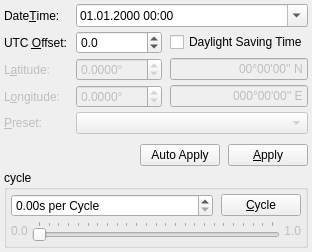
Above: apps/skybox/gui/datetimewidget.ui from cgcostume/osghimmel before the change. Below: the same form after it.
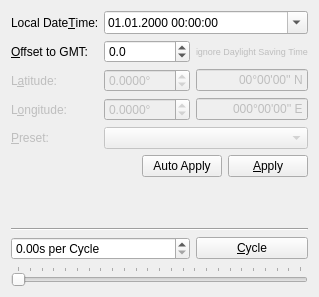
That is the form after the change.

Commit message: Minor GUI Fixes. - Default Layout Spacings and Margins for all GUI elements (except log). - Fix collapsibledockwidget behavior when detached and collapsed, and on geometry and state restore. - Add geometry and state restore for GUI. - Datetimewidget adapted to upcoming time offset fix. - Settings format changed to INI.

The edit to the form file:
```diff
--- a/apps/skybox/gui/datetimewidget.ui
+++ b/apps/skybox/gui/datetimewidget.ui
@@ -6,134 +6,27 @@
    <rect>
     <x>0</x>
     <y>0</y>
-    <width>280</width>
-    <height>242</height>
+    <width>300</width>
+    <height>297</height>
    </rect>
   </property>
   <property name="windowTitle">
    <string>DateTime and Location</string>
   </property>
   <layout class="QGridLayout" name="gridLayout_3">
-   <property name="horizontalSpacing">
-    <number>8</number>
-   </property>
-   <property name="verticalSpacing">
-    <number>4</number>
-   </property>
-   <property name="margin">
-    <number>4</number>
-   </property>
-   <item row="6" column="0" colspan="3">
-    <widget class="QGroupBox" name="cycleGroupBox">
-     <property name="title">
-      <string>cycle</string>
+   <item row="1" column="0">
+    <widget class="QLabel" name="dateTimeLabel">
+     <property name="text">
+      <string>Local Date&amp;Time:</string>
      </property>
-     <layout class="QGridLayout" name="gridLayout">
-      <property name="horizontalSpacing">
-       <number>8</number>
-      </property>
-      <property name="verticalSpacing">
-       <number>4</number>
-      </property>
-      <property name="margin">
-       <number>4</number>
-      </property>
-      <item row="0" column="0">
-       <widget class="QDoubleSpinBox" name="secondsPerCycleDoubleSpinBox">
-        <property name="sizePolicy">
-         <sizepolicy hsizetype="Expanding" vsizetype="Fixed">
-          <horstretch>0</horstretch>
-          <verstretch>0</verstretch>
-         </sizepolicy>
-        </property>
-        <property name="accelerated">
-         <bool>true</bool>
-        </property>
-        <property name="suffix">
-         <string>s per Cycle</string>
-        </property>
-        <property name="maximum">
-         <double>86400.000000000000000</double>
-        </property>
-       </widget>
-      </item>
-      <item row="0" column="1">
-       <widget class="QPushButton" name="cyclePushButton">
-        <property name="text">
-         <string>&amp;Cycle</string>
-        </property>
-        <property name="checkable">
-         <bool>true</bool>
-        </property>
-       </widget>
-      </item>
-      <item row="1" column="0" colspan="2">
-       <layout class="QHBoxLayout" name="horizontalLayout">
-        <property name="spacing">
-         <number>4</number>
-        </property>
-        <item>
-         <widget class="QLabel" name="label00">
-          <property name="enabled">
-           <bool>false</bool>
-          </property>
-          <property name="text">
-           <string>0.0</string>
-          </property>
-         </widget>
-        </item>
-        <item>
-         <widget class="QSlider" name="timeSlider">
-          <property name="maximum">
-           <number>1440</number>
-          </property>
-          <property name="pageStep">
-           <number>15</number>
-          </property>
-          <property name="tracking">
-           <bool>true</bool>
-          </property>
-          <property name="orientation">
-           <enum>Qt::Horizontal</enum>
-          </property>
-          <property name="tickPosition">
-           <enum>QSlider::TicksAbove</enum>
-          </property>
-          <property name="tickInterval">
-           <number>60</number>
-          </property>
-         </widget>
-        </item>
-        <item>
-         <widget class="QLabel" name="label10">
-          <property name="enabled">
-           <bool>false</bool>
-          </property>
-          <property name="text">
-           <string>1.0</string>
-          </property>
-          <property name="alignment">
-           <set>Qt::AlignRight|Qt::AlignTrailing|Qt::AlignVCenter</set>
-          </property>
-         </widget>
-        </item>
-       </layout>
-      </item>
-     </layout>
+     <property name="buddy">
+      <cstring>dateTimeEdit</cstring>
+     </property>
     </widget>
    </item>
-   <item row="5" column="0" colspan="3">
+   <item row="7" column="0" colspan="3">
     <layout class="QGridLayout" name="gridLayout_2">
-     <property name="topMargin">
-      <number>6</number>
-     </property>
-     <property name="horizontalSpacing">
-      <number>8</number>
-     </property>
-     <property name="verticalSpacing">
-      <number>4</number>
-     </property>
-     <item row="1" column="0">
+     <item row="0" column="0">
       <spacer name="horizontalSpacer">
        <property name="orientation">
         <enum>Qt::Horizontal</enum>
@@ -146,7 +39,7 @@
        </property>
       </spacer>
      </item>
-     <item row="1" column="2">
+     <item row="0" column="2">
       <widget class="QPushButton" name="applyPushButton">
        <property name="text">
         <string>&amp;Apply</string>
@@ -156,7 +49,7 @@
        </property>
       </widget>
      </item>
-     <item row="1" column="1">
+     <item row="0" column="1">
       <widget class="QPushButton" name="autoApplyPushButton">
        <property name="text">
         <string>Auto Apply</string>
@@ -168,21 +61,16 @@
      </item>
     </layout>
    </item>
-   <item row="0" column="0">
-    <widget class="QLabel" name="dateTimeLabel">
-     <property name="text">
-      <string>Date&amp;Time:</string>
-     </property>
-     <property name="buddy">
-      <cstring>dateTimeEdit</cstring>
-     </property>
-    </widget>
-   </item>
-   <item row="3" column="2">
+   <item row="5" column="2">
     <widget class="QLineEdit" name="longitudeLineEdit">
      <property name="enabled">
       <bool>false</bool>
      </property>
+     <property name="font">
+      <font>
+       <pointsize>9</pointsize>
+      </font>
+     </property>
      <property name="inputMask">
       <string>999°99'99'' A; </string>
      </property>
@@ -194,24 +82,16 @@
      </property>
     </widget>
    </item>
-   <item row="7" column="1">
-    <spacer name="verticalSpacer">
-     <property name="orientation">
-      <enum>Qt::Vertical</enum>
-     </property>
-     <property name="sizeHint" stdset="0">
-      <size>
-       <width>20</width>
-       <height>40</height>
-      </size>
-     </property>
-    </spacer>
-   </item>
-   <item row="2" column="2">
+   <item row="4" column="2">
     <widget class="QLineEdit" name="latitudeLineEdit">
      <property name="enabled">
       <bool>false</bool>
      </property>
+     <property name="font">
+      <font>
+       <pointsize>9</pointsize>
+      </font>
+     </property>
      <property name="inputMask">
       <string>99°99'99'' A; </string>
      </property>
@@ -223,17 +103,7 @@
      </property>
     </widget>
    </item>
-   <item row="0" column="1" colspan="2">
-    <widget class="QDateTimeEdit" name="dateTimeEdit">
-     <property name="displayFormat">
-      <string>dd.MM.yyyy HH:mm</string>
-     </property>
-     <property name="calendarPopup">
-      <bool>true</bool>
-     </property>
-    </widget>
-   </item>
-   <item row="3" column="0">
+   <item row="5" column="0">
     <widget class="QLabel" name="longitudeLabel">
      <property name="enabled">
       <bool>false</bool>
@@ -246,7 +116,7 @@
      </property>
     </widget>
    </item>
-   <item row="2" column="0">
+   <item row="4" column="0">
     <widget class="QLabel" name="latitudeLabel">
      <property name="enabled">
       <bool>false</bool>
@@ -259,7 +129,7 @@
      </property>
     </widget>
    </item>
-   <item row="3" column="1">
+   <item row="5" column="1">
     <widget class="QDoubleSpinBox" name="longitudeDoubleSpinBox">
      <property name="enabled">
       <bool>false</bool>
@@ -278,7 +148,7 @@
      </property>
     </widget>
    </item>
-   <item row="2" column="1">
+   <item row="4" column="1">
     <widget class="QDoubleSpinBox" name="latitudeDoubleSpinBox">
      <property name="enabled">
       <bool>false</bool>
@@ -297,14 +167,14 @@
      </property>
     </widget>
    </item>
-   <item row="4" column="1" colspan="2">
+   <item row="6" column="1" colspan="2">
     <widget class="QComboBox" name="presetComboBox">
      <property name="enabled">
       <bool>false</bool>
      </property>
     </widget>
    </item>
-   <item row="4" column="0">
+   <item row="6" column="0">
     <widget class="QLabel" name="presetLabel">
      <property name="enabled">
       <bool>false</bool>
@@ -317,17 +187,32 @@
      </property>
     </widget>
    </item>
-   <item row="1" column="0">
+   <item row="2" column="0">
     <widget class="QLabel" name="utcOffsetLabel">
      <property name="text">
-      <string>UTC &amp;Offset:</string>
+      <string>&amp;Offset to GMT:</string>
      </property>
      <property name="buddy">
       <cstring>utcOffsetDoubleSpinBox</cstring>
      </property>
     </widget>
    </item>
-   <item row="1" column="1">
+   <item row="2" column="2">
+    <widget class="QLabel" name="label">
+     <property name="enabled">
+      <bool>false</bool>
+     </property>
+     <property name="font">
+      <font>
+       <pointsize>7</pointsize>
+      </font>
+     </property>
+     <property name="text">
+      <string>ignore Daylight Saving Time</string>
+     </property>
+    </widget>
+   </item>
+   <item row="2" column="1">
     <widget class="QDoubleSpinBox" name="utcOffsetDoubleSpinBox">
      <property name="decimals">
       <number>1</number>
@@ -340,10 +225,89 @@
      </property>
     </widget>
    </item>
-   <item row="1" column="2">
-    <widget class="QCheckBox" name="daylightSavingTimeCheckBox">
+   <item row="9" column="0" colspan="3">
+    <spacer name="verticalSpacer">
+     <property name="orientation">
+      <enum>Qt::Vertical</enum>
+     </property>
+     <property name="sizeHint" stdset="0">
+      <size>
+       <width>20</width>
+       <height>40</height>
+      </size>
+     </property>
+    </spacer>
+   </item>
+   <item row="1" column="1" colspan="2">
+    <widget class="QDateTimeEdit" name="dateTimeEdit">
+     <property name="font">
+      <font>
+       <pointsize>9</pointsize>
+      </font>
+     </property>
+     <property name="displayFormat">
+      <string>dd.MM.yyyy HH:mm:ss</string>
+     </property>
+     <property name="calendarPopup">
+      <bool>true</bool>
+     </property>
+    </widget>
+   </item>
+   <item row="12" column="2">
+    <widget class="QPushButton" name="cyclePushButton">
      <property name="text">
-      <string>Daylight Saving Time</string>
+      <string>&amp;Cycle</string>
+     </property>
+     <property name="checkable">
+      <bool>true</bool>
+     </property>
+    </widget>
+   </item>
+   <item row="12" column="0" colspan="2">
+    <widget class="QDoubleSpinBox" name="secondsPerCycleDoubleSpinBox">
+     <property name="sizePolicy">
+      <sizepolicy hsizetype="Expanding" vsizetype="Fixed">
+       <horstretch>0</horstretch>
+       <verstretch>0</verstretch>
+      </sizepolicy>
+     </property>
+     <property name="accelerated">
+      <bool>true</bool>
+     </property>
+     <property name="suffix">
+      <string>s per Cycle</string>
+     </property>
+     <property name="maximum">
+      <double>86400.000000000000000</double>
+     </property>
+    </widget>
+   </item>
+   <item row="13" column="0" colspan="3">
+    <widget class="QSlider" name="timeSlider">
+     <property name="maximum">
+      <number>1440</number>
+     </property>
+     <property name="pageStep">
+      <number>15</number>
+     </property>
+     <property name="tracking">
+      <bool>true</bool>
+     </property>
+     <property name="orientation">
+      <enum>Qt::Horizontal</enum>
+     </property>
+     <property name="tickPosition">
+      <enum>QSlider::TicksAbove</enum>
+     </property>
+     <property name="tickInterval">
+      <number>60</number>
+     </property>
+    </widget>
+   </item>
+   <item row="10" column="0" colspan="3">
+    <widget class="Line" name="line">
+     <property name="orientation">
+      <enum>Qt::Horizontal</enum>
      </property>
     </widget>
    </item>
```
Left out of the diff: 4 changed lines with no effect on the pictures. The commit also changes 9 other files.
